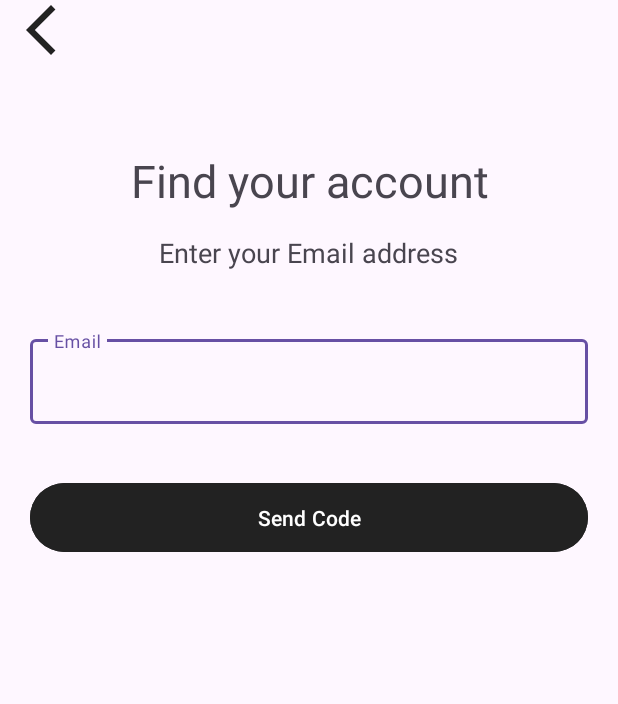
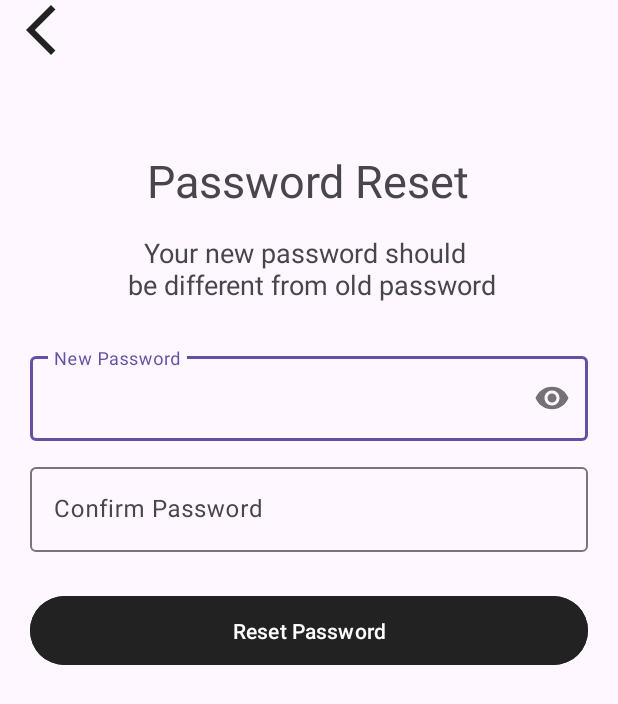
Before and after one commit to John-Michael-Goco/moneyMate, an Android app: the NewPassword screen opened directly, with no data from a screen before it, on a phone screen of 412 x 824 dp. Shown: the top 704 px of the screen. Run offline under Robolectric (Android 15) with nearby library versions, the phone set to English and light mode, and no system bars.

Commit message:
Finished Auth Layout

```diff
--- a/app/src/main/java/com/moneymate/auth/ForgotPasswordCode.java
+++ b/app/src/main/java/com/moneymate/auth/ForgotPasswordCode.java
@@ -44,7 +44,7 @@ public class ForgotPasswordCode extends AppCompatActivity {
         // Find the "Send Code" button
         Button confirmBtn = findViewById(R.id.confirmBtn);
 
-        // Set click listener to go to next page
+        // Set click listener to go to NewPassword page
         confirmBtn.setOnClickListener(new View.OnClickListener() {
             @Override
             public void onClick(View v) {
--- a/app/src/main/java/com/moneymate/auth/ForgotPasswordEmail.java
+++ b/app/src/main/java/com/moneymate/auth/ForgotPasswordEmail.java
@@ -44,7 +44,7 @@ public class ForgotPasswordEmail extends AppCompatActivity {
         // Find the "Send Code" button
         Button sendBtn = findViewById(R.id.sendBtn);
 
-        // Set click listener to go to next page
+        // Set click listener to go to ForgotPasswordCode page
         sendBtn.setOnClickListener(new View.OnClickListener() {
             @Override
             public void onClick(View v) {
--- a/app/src/main/java/com/moneymate/auth/NewPassword.java
+++ b/app/src/main/java/com/moneymate/auth/NewPassword.java
@@ -1,6 +1,10 @@
 package com.moneymate.auth;
 
+import android.content.Intent;
 import android.os.Bundle;
+import android.view.View;
+import android.widget.Button;
+import android.widget.ImageView;
 
 import androidx.activity.EdgeToEdge;
 import androidx.appcompat.app.AppCompatActivity;
@@ -17,10 +21,36 @@ public class NewPassword extends AppCompatActivity {
         super.onCreate(savedInstanceState);
         EdgeToEdge.enable(this);
         setContentView(R.layout.activity_new_password);
+
+        // Handle system insets
         ViewCompat.setOnApplyWindowInsetsListener(findViewById(R.id.main), (v, insets) -> {
             Insets systemBars = insets.getInsets(WindowInsetsCompat.Type.systemBars());
             v.setPadding(systemBars.left, systemBars.top, systemBars.right, systemBars.bottom);
             return insets;
         });
+
+        // Find the "Back" image
+        ImageView backBtn = findViewById(R.id.backBtn);
+
+        // Set click listener to go to Login page
+        backBtn.setOnClickListener(new View.OnClickListener() {
+            @Override
+            public void onClick(View v) {
+                Intent intent = new Intent(NewPassword.this, ForgotPasswordEmail.class);
+                startActivity(intent);
+            }
+        });
+
+        // Find the "Send Code" button
+        Button resetBtn = findViewById(R.id.resetBtn);
+
+        // Set click listener to go to ForgotPasswordCode page
+        resetBtn.setOnClickListener(new View.OnClickListener() {
+            @Override
+            public void onClick(View v) {
+                Intent intent = new Intent(NewPassword.this, Login.class);
+                startActivity(intent);
+            }
+        });
     }
 }
--- a/app/src/main/java/com/moneymate/auth/Register.java
+++ b/app/src/main/java/com/moneymate/auth/Register.java
@@ -28,11 +28,11 @@ public class Register extends AppCompatActivity {
             return insets;
         });
 
-        // Find the "Sign Up" button
-        Button signUpButton = findViewById(R.id.signInBtn);
+        // Find the "Sign In" button
+        Button signInBtn = findViewById(R.id.signInBtn);
 
-        // Set click listener to go to SignUp page
-        signUpButton.setOnClickListener(new View.OnClickListener() {
+        // Set click listener to go to SignIn page
+        signInBtn.setOnClickListener(new View.OnClickListener() {
             @Override
             public void onClick(View v) {
                 Intent intent = new Intent(Register.this, Login.class);
@@ -40,10 +40,10 @@ public class Register extends AppCompatActivity {
             }
         });
 
-        // Find the "" button
+        // Find the "Sign Up" button
         Button signUpBtn = findViewById(R.id.signUpBtn);
 
-        // Set click listener to go to SignUp page
+        // Set click listener to go to SignIn page
         signUpBtn.setOnClickListener(new View.OnClickListener() {
             @Override
             public void onClick(View v) {
--- a/app/src/main/res/layout/activity_forgot_password_code.xml
+++ b/app/src/main/res/layout/activity_forgot_password_code.xml
@@ -15,7 +15,7 @@
         android:padding="20dp"
         android:paddingBottom="20dp"
         android:gravity="center_horizontal"
-        tools:context=".forgot_password_code">
+        tools:context=".auth.ForgotPasswordCode">
 
         <ImageView
             android:id="@+id/backBtn"
@@ -43,7 +43,7 @@
             android:id="@+id/slogan"
             android:layout_width="wrap_content"
             android:layout_height="wrap_content"
-            android:text="We send a code to your email. Enter that code to confirm your account "
+            android:text="We send a code to your email. \n Enter that code to confirm your account "
             android:textSize="18sp"
             android:gravity="center"
             android:textAlignment="center" />
--- a/app/src/main/res/layout/activity_forgot_password_email.xml
+++ b/app/src/main/res/layout/activity_forgot_password_email.xml
@@ -15,7 +15,7 @@
         android:padding="20dp"
         android:paddingBottom="20dp"
         android:gravity="center_horizontal"
-        tools:context=".forgot_password_email">
+        tools:context=".auth.ForgotPasswordEmail">
 
         <ImageView
             android:id="@+id/backBtn"
--- a/app/src/main/res/layout/activity_new_password.xml
+++ b/app/src/main/res/layout/activity_new_password.xml
@@ -15,7 +15,7 @@
         android:padding="20dp"
         android:paddingBottom="20dp"
         android:gravity="center_horizontal"
-        tools:context=".forgot_password_email">
+        tools:context=".auth.NewPassword">
 
         <ImageView
             android:id="@+id/backBtn"
@@ -32,7 +32,7 @@
             android:id="@+id/title"
             android:layout_width="wrap_content"
             android:layout_height="wrap_content"
-            android:text="Find your account"
+            android:text="Password Reset"
             android:textSize="30sp"
             android:gravity="center"
             android:layout_marginTop="60dp"
@@ -43,7 +43,7 @@
             android:id="@+id/slogan"
             android:layout_width="wrap_content"
             android:layout_height="wrap_content"
-            android:text="Enter your Email address"
+            android:text="Your new password should \n be different from old password"
             android:textSize="18sp"
             android:gravity="center"
             android:textAlignment="center" />
@@ -56,25 +56,42 @@
             android:orientation="vertical">
 
             <com.google.android.material.textfield.TextInputLayout
-                android:id="@+id/email"
+                android:id="@+id/newPassword"
                 android:layout_width="match_parent"
                 android:layout_height="wrap_content"
-                android:hint="Email"
-                android:layout_marginTop="20dp"
-                android:layout_marginBottom="30dp"
+                android:hint="New Password"
+                android:layout_marginTop="10dp"
+                android:layout_marginBottom="12dp"
                 android:layout_marginHorizontal="20dp"
+                app:passwordToggleEnabled="true"
                 style="@style/Widget.Material3.TextInputLayout.OutlinedBox">
 
                 <com.google.android.material.textfield.TextInputEditText
                     android:layout_width="match_parent"
-                    android:layout_height="wrap_content" />
+                    android:layout_height="wrap_content"
+                    android:inputType="textPassword" />
+            </com.google.android.material.textfield.TextInputLayout>
+
+            <com.google.android.material.textfield.TextInputLayout
+                android:id="@+id/confirmPassword"
+                android:layout_width="match_parent"
+                android:layout_height="wrap_content"
+                android:hint="Confirm Password"
+                android:layout_marginHorizontal="20dp"
+                android:layout_marginBottom="20dp"
+                style="@style/Widget.Material3.TextInputLayout.OutlinedBox">
+
+                <com.google.android.material.textfield.TextInputEditText
+                    android:layout_width="match_parent"
+                    android:layout_height="wrap_content"
+                    android:inputType="textPassword" />
             </com.google.android.material.textfield.TextInputLayout>
 
             <Button
-                android:id="@+id/sendBtn"
+                android:id="@+id/resetBtn"
                 android:layout_width="match_parent"
                 android:layout_height="wrap_content"
-                android:text="Send Code"
+                android:text="Reset Password"
                 android:backgroundTint="@color/eerie_black"
                 android:textColor="@color/white"
                 android:layout_marginHorizontal="20dp"
```
